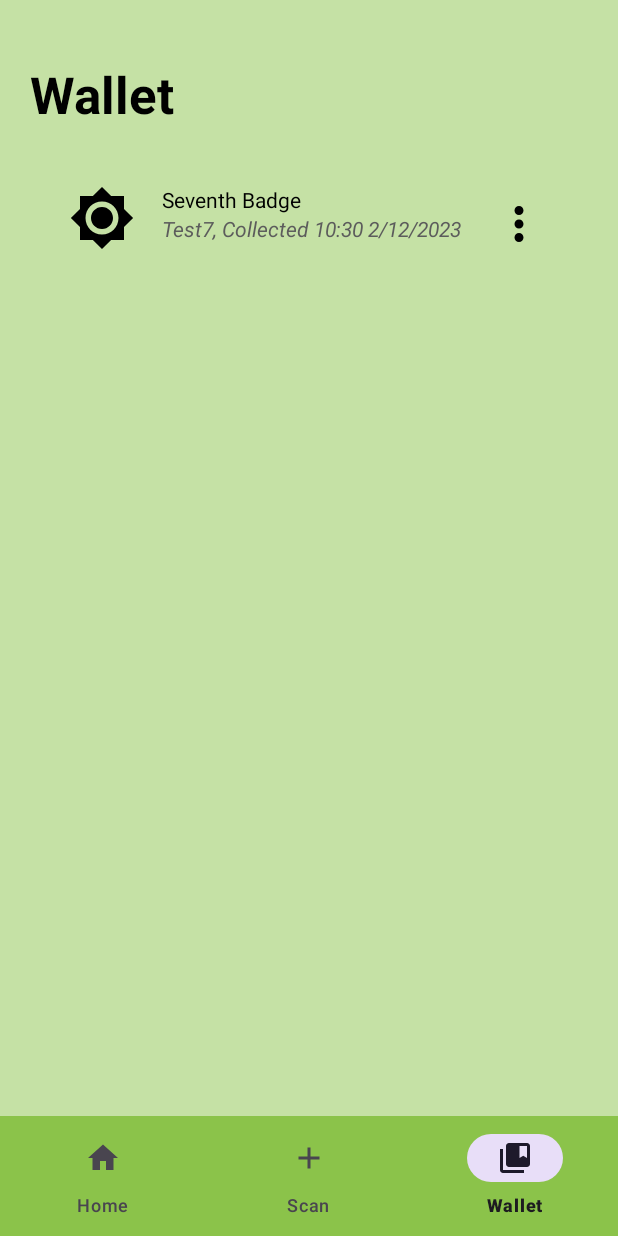
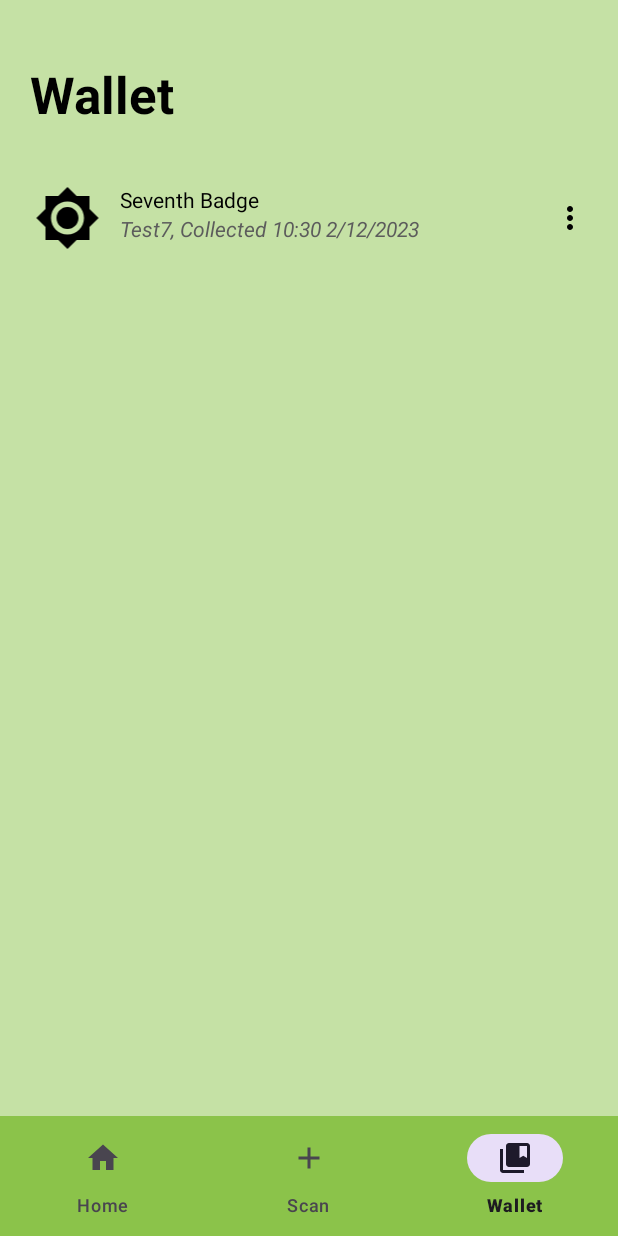
Before and after one commit to Harry55494/Hikers-Challenge, an Android app: the WalletFragment screen opened through its navigation route, on a phone screen of 412 x 824 dp. Run offline under Robolectric (Android 15) with nearby library versions, the light colour scheme and no system bars; our stand-ins replace navigation-ui; libraries missing offline, so code that uses them is left out: org.chromium.net.

Commit message:
Added alerts and better saving of badges using JSON

```diff
--- a/app/build.gradle.kts
+++ b/app/build.gradle.kts
@@ -50,6 +50,9 @@ dependencies {
     implementation("androidx.cardview:cardview:1.0.0")
     implementation("androidx.preference:preference-ktx:1.2.1")
 
+    implementation("com.google.code.gson:gson:2.10")
+
+
     implementation("com.google.android.gms:play-services-location:21.0.1")
     implementation("com.google.android.gms:play-services-cronet:18.0.1")
 
--- a/app/src/main/java/com/example/hikerschallenge/Badge.kt
+++ b/app/src/main/java/com/example/hikerschallenge/Badge.kt
@@ -4,25 +4,32 @@ import android.util.Log
 import java.io.Serializable
 import java.util.Calendar
 
-data class Badge(var name: String, var location: String = "Unknown", var dateCollected: Calendar? = null): Serializable, Comparable<Badge> {
+data class Badge(var name: String, var location: String = "Unknown", var dateCollected: Calendar? = null, var announceCreation: Boolean = true): Serializable, Comparable<Badge> {
 
     private val tag = "BadgeClass"
 
     init {
-        Log.i(tag, "'$name' created")
-        Log.i(tag, "dateCollected: $dateCollected")
+        if (announceCreation) {
+            Log.i(tag, "'$name' created")
+            Log.i(tag, "dateCollected: $dateCollected")
+        }
     }
 
     override fun toString(): String {
-        return "Badge(name='$name')"
+        return "Badge(name='$name', location='$location', dateCollected=${getDisplayDate(true, true)})"
     }
 
-    fun getDisplayDate(includeTime: Boolean = false): String {
+    fun getDisplayDate(includeTime: Boolean = false, fullTime: Boolean = false): String {
         return if (dateCollected == null){
             "Unknown"
         } else {
             if (includeTime){
-                "${dateCollected!!.get(Calendar.HOUR_OF_DAY)}:${dateCollected!!.get(Calendar.MINUTE)} ${dateCollected!!.get(Calendar.DAY_OF_MONTH)}/${dateCollected!!.get(Calendar.MONTH) + 1}/${dateCollected!!.get(Calendar.YEAR)}"
+                if (fullTime){
+                    "${dateCollected!!.get(Calendar.HOUR_OF_DAY)}:${dateCollected!!.get(Calendar.MINUTE)}:${dateCollected!!.get(Calendar.SECOND)}:${dateCollected!!.get(Calendar.MILLISECOND)} ${dateCollected!!.get(Calendar.DAY_OF_MONTH)}/${dateCollected!!.get(Calendar.MONTH) + 1}/${dateCollected!!.get(Calendar.YEAR)}"
+                } else {
+                    "${dateCollected!!.get(Calendar.HOUR_OF_DAY)}:${dateCollected!!.get(Calendar.MINUTE)} ${dateCollected!!.get(Calendar.DAY_OF_MONTH)}/${dateCollected!!.get(Calendar.MONTH) + 1}/${dateCollected!!.get(Calendar.YEAR)}"
+                }
+
             } else {
                 "${dateCollected!!.get(Calendar.DAY_OF_MONTH)}/${dateCollected!!.get(Calendar.MONTH) + 1}/${
                     dateCollected!!.get(
--- a/app/src/main/java/com/example/hikerschallenge/BadgesAdapter.kt
+++ b/app/src/main/java/com/example/hikerschallenge/BadgesAdapter.kt
@@ -17,7 +17,7 @@ class BadgesAdapter(private val badges: MutableList<Badge>) : RecyclerView.Adapt
     }
 
     override fun getItemCount(): Int {
-        return badges.size
+        return minOf(badges.size, 10)
     }
 
     override fun onBindViewHolder(holder: BadgeViewHolder, position: Int) {
@@ -28,9 +28,11 @@ class BadgesAdapter(private val badges: MutableList<Badge>) : RecyclerView.Adapt
 
     inner class BadgeViewHolder(itemView: View) : RecyclerView.ViewHolder(itemView) {
         private val badgeNameTextView: TextView = itemView.findViewById(R.id.badge_scroller_name)
+        private val badgeSecondaryText: TextView = itemView.findViewById(R.id.badge_scroller_secondary_text)
 
         fun bind(badge: Badge) {
             badgeNameTextView.text = badge.name
+            badgeSecondaryText.text = badge.getDisplayDate()
 
         }
     }
--- a/app/src/main/java/com/example/hikerschallenge/BadgesModel.kt
+++ b/app/src/main/java/com/example/hikerschallenge/BadgesModel.kt
@@ -6,6 +6,9 @@ import android.util.Log
 import androidx.lifecycle.Observer
 import java.io.Serializable
 import java.util.Calendar
+import com.google.gson.Gson
+import com.google.gson.reflect.TypeToken
+
 
 class BadgesModel(private val context: Context): Serializable {
 
@@ -36,59 +39,22 @@ class BadgesModel(private val context: Context): Serializable {
     fun saveBadges(){
         val sharedPreferences = PreferenceManager.getDefaultSharedPreferences(context)
         val editor = sharedPreferences.edit()
-        val badgeNames = mutableSetOf<String>()
-        val badgeLocations = mutableSetOf<String>()
-        val badgeDates = mutableSetOf<String>()
-        for (badge in badges){
-            badgeNames.add(badge.name)
-            badgeLocations.add(badge.location)
-            badgeDates.add(badge.getDisplayDate(true))
-        }
-        editor.putStringSet("badgeNames", badgeNames)
-        editor.putStringSet("badgeLocations", badgeLocations)
-        editor.putStringSet("badgeDates", badgeDates)
+
+        val badgesJSON = Gson().toJson(badges)
+        editor.putString("badgesJSON", badgesJSON)
+
         editor.apply()
-        Log.i(tag, "Badges saved")
-        Log.i(tag, badgeNames.toString())
+        Log.i(tag, "Badges saved, $badgesJSON")
     }
 
     private fun loadBadges() {
         val sharedPreferences = PreferenceManager.getDefaultSharedPreferences(context)
-        val badgeNames = sharedPreferences.getStringSet("badgeNames", setOf<String>())
-        val badgeLocations = sharedPreferences.getStringSet("badgeLocations", setOf<String>())
-        val badgeDates = sharedPreferences.getStringSet("badgeDates", setOf<String>())
-        Log.i(tag, "Badge names: $badgeNames")
-        Log.i(tag, "Badge locations: $badgeLocations")
-        Log.i(tag, "Badge dates: $badgeDates")
-        if (badgeNames == null || badgeLocations == null) {
-            Log.i(tag, "No badges saved")
-            return
-        } else {
-            val iteratorNames = badgeNames.iterator()
-            val iteratorLocations = badgeLocations.iterator()
-            val iteratorDates = badgeDates?.iterator()
+        val badgesJson = sharedPreferences.getString("badgesJSON", null)
 
-            while (iteratorNames.hasNext() && iteratorLocations.hasNext() && iteratorDates?.hasNext() == true) {
-                val badgeName = iteratorNames.next()
-                val badgeLocation = iteratorLocations.next()
-                val badgeDate = iteratorDates.next()
-                // convert date string to Calendar object
-                val datetime = badgeDate.split(" ")
-                val time = datetime[0]
-                val hoursMinutes = time.split(":")
-                val date = datetime[1]
-                val badgeDateSplit = date.split("/")
-                Log.i(tag, badgeDateSplit.toString())
-                val badgeDateCalendar = Calendar.getInstance()
-                badgeDateCalendar.set(Calendar.HOUR_OF_DAY, hoursMinutes[0].toInt())
-                badgeDateCalendar.set(Calendar.MINUTE, hoursMinutes[1].toInt())
-                badgeDateCalendar.set(Calendar.DAY_OF_MONTH, badgeDateSplit[0].toInt())
-                badgeDateCalendar.set(Calendar.MONTH, badgeDateSplit[1].toInt() - 1)
-                badgeDateCalendar.set(Calendar.YEAR, badgeDateSplit[2].toInt())
-                badges.add(Badge(badgeName, badgeLocation, badgeDateCalendar))
-            }
+        if (badgesJson != null) {
+            val badgesListType = object : TypeToken<List<Badge>>() {}.type
+            badges = Gson().fromJson(badgesJson, badgesListType)
         }
-
         Log.i(tag, "Badges loaded")
     }
 
@@ -102,8 +68,11 @@ class BadgesModel(private val context: Context): Serializable {
 
     }
 
-    private fun sortBadges(){
+    fun sortBadges(){
+        Log.i(tag, "Sorting badges")
+        Log.i(tag, badges.toString())
         badges.sort()
+        Log.i(tag, badges.toString())
     }
 
 
--- a/app/src/main/java/com/example/hikerschallenge/DataModel.kt
+++ b/app/src/main/java/com/example/hikerschallenge/DataModel.kt
@@ -10,10 +10,6 @@ class DataModel(context: Context) {
     private val allBadges = mutableListOf<Badge>()
 
     init {
-        // json file data.json
-
-        // for each badge in json file
-        // allBadges.add(Badge(name, location, date))
 
         val file = "data.json"
         val json = context.assets.open(file).bufferedReader().use { it.readText() }
@@ -24,12 +20,9 @@ class DataModel(context: Context) {
             val badge = badges.getJSONObject(i)
             val name = badge.getString("name")
             val location = badge.getString("location")
-            allBadges.add(Badge(name, location))
+            allBadges.add(Badge(name, location, announceCreation = false))
         }
-
-        Log.i(tag, allBadges.toString())
-
-        Log.i(tag, "DataModel init")
+        Log.i(tag, "DataModel created")
     }
 
     fun getBadgeInfo(id: Int): Badge {
--- a/app/src/main/java/com/example/hikerschallenge/HomeFragment.kt
+++ b/app/src/main/java/com/example/hikerschallenge/HomeFragment.kt
@@ -89,16 +89,24 @@ class HomeFragment : Fragment() {
         }
         badgesViewModel.weatherDataLive.observe(viewLifecycleOwner, weatherObserver)
 
-        val badgesRecyclerView = view.findViewById<RecyclerView>(R.id.horizontal_scroller)
+        val badgesRecyclerView = view.findViewById<RecyclerView>(R.id.recently_collected_scroller)
         badgesRecyclerView.layoutManager = LinearLayoutManager(context, LinearLayoutManager.HORIZONTAL, false)
 
         val badgesObserver = androidx.lifecycle.Observer<BadgesModel> { badgesModel ->
             badgesModel.let {
-                badgesRecyclerView.adapter = BadgesAdapter(badgesModel.badges)
+                val reversedBadges = badgesModel.badges.reversed()
+                badgesRecyclerView.adapter = BadgesAdapter(reversedBadges.toMutableList())
             }
         }
 
         badgesViewModel.badgesModel?.observe(badgesObserver)
+
+
+        val photoCard = view.findViewById<androidx.cardview.widget.CardView>(R.id.cardview)
+        photoCard.setOnLongClickListener { view ->
+            val alertDialog = AlertDialog(this.requireContext())
+            alertDialog.showAlert("Photo", "This is a photo of a mountain!")
+            true }
 
 
         Log.i(tag, "onCreateView() run")
--- a/app/src/main/java/com/example/hikerschallenge/ViewModel.kt
+++ b/app/src/main/java/com/example/hikerschallenge/ViewModel.kt
@@ -1,10 +1,12 @@
 package com.example.hikerschallenge
 import android.annotation.SuppressLint
 import android.content.Context
+import android.util.Log
 import androidx.lifecycle.MutableLiveData
 import androidx.lifecycle.ViewModel
 import androidx.lifecycle.ViewModelProvider
 import java.io.Serializable
+import androidx.lifecycle.Observer
 
 class BadgesViewModel(@SuppressLint("StaticFieldLeak") private val context: Context) : ViewModel(), Serializable {
     var locationPermissionGranted: Boolean = false
@@ -12,9 +14,10 @@ class BadgesViewModel(@SuppressLint("StaticFieldLeak") private val context: Cont
     var dataModel: DataModel? = DataModel(context)
     var weatherData: Array<String> = arrayOf("", "")
     var weatherDataLive: MutableLiveData<Array<String>> = MutableLiveData(weatherData)
+
 }
 
-class BadgesViewModelFactory(private val badgesModel: BadgesModel, private val context: Context) : ViewModelProvider.Factory {
+    class BadgesViewModelFactory(private val badgesModel: BadgesModel, private val context: Context) : ViewModelProvider.Factory {
     override fun <T : ViewModel> create(modelClass: Class<T>): T {
         if (modelClass.isAssignableFrom(BadgesViewModel::class.java)) {
             return BadgesViewModel(context) as T
--- a/app/src/main/res/layout/badge_row.xml
+++ b/app/src/main/res/layout/badge_row.xml
@@ -2,12 +2,14 @@
 <RelativeLayout xmlns:android="http://schemas.android.com/apk/res/android"
     android:layout_width="match_parent"
     android:layout_height="60dp"
-    android:padding="8dp">
+    android:paddingBottom="8dp"
+    android:paddingTop="8dp">
 
     <ImageView
         android:id="@+id/badge_row_image"
-        android:layout_width="80dp"
+        android:layout_width="50dp"
         android:layout_height="match_parent"
+        android:layout_marginEnd="10dp"
         android:src="@drawable/baseline_brightness_high_96"
         android:layout_alignParentStart="true"
         android:contentDescription="@string/badge_icon_content_desc" />
@@ -15,7 +17,7 @@
     <TextView
         android:id="@+id/badge_row_name"
         android:layout_toEndOf="@+id/badge_row_image"
-        android:layout_width="200dp"
+        android:layout_width="300dp"
         android:layout_height="wrap_content"
         android:textColor="@color/black"
         android:text="@string/badge_name_template"
@@ -23,7 +25,7 @@
 
     <TextView
         android:id="@+id/badge_row_subtitle"
-        android:layout_width="200dp"
+        android:layout_width="300dp"
         android:layout_height="fill_parent"
         android:layout_below="@+id/badge_row_name"
         android:layout_toEndOf="@+id/badge_row_image"
@@ -34,13 +36,11 @@
 
     <ImageView
         android:id="@+id/menu_anchor_view"
-        android:layout_width="41dp"
-        android:layout_height="37dp"
+        android:layout_width="wrap_content"
+        android:layout_height="wrap_content"
         android:layout_alignParentEnd="true"
-        android:layout_marginTop="8dp"
-        android:layout_marginEnd="0dp"
-        android:layout_toEndOf="@+id/badge_row_name"
-        android:src="@drawable/baseline_more_vert_24"
-        android:contentDescription="@string/options_menu" />
+        android:layout_centerVertical="true"
+        android:contentDescription="@string/options_menu"
+        android:src="@drawable/baseline_more_vert_24" />
 
 </RelativeLayout>
--- a/app/src/main/res/values/strings.xml
+++ b/app/src/main/res/values/strings.xml
@@ -13,4 +13,5 @@
     <string name="options_menu">Options Menu</string>
     <string name="template_text">template_text</string>
     <string name="recents_title">Recently Collected</string>
+    <string name="want_to_collect_title">Want to Collect</string>
 </resources>
```
Also changed, not shown: app/src/main/java/com/example/hikerschallenge/AlertDialog.kt (added, +19 -0 lines), app/src/main/java/com/example/hikerschallenge/ScanFragment.kt (+6 -1 lines), app/src/main/res/drawable/gold_badge_template.xml (added, +18 -0 lines), app/src/main/res/layout/badge_scroller_view.xml (+14 -2 lines), app/src/main/res/layout/fragment_home.xml (+18 -2 lines).
